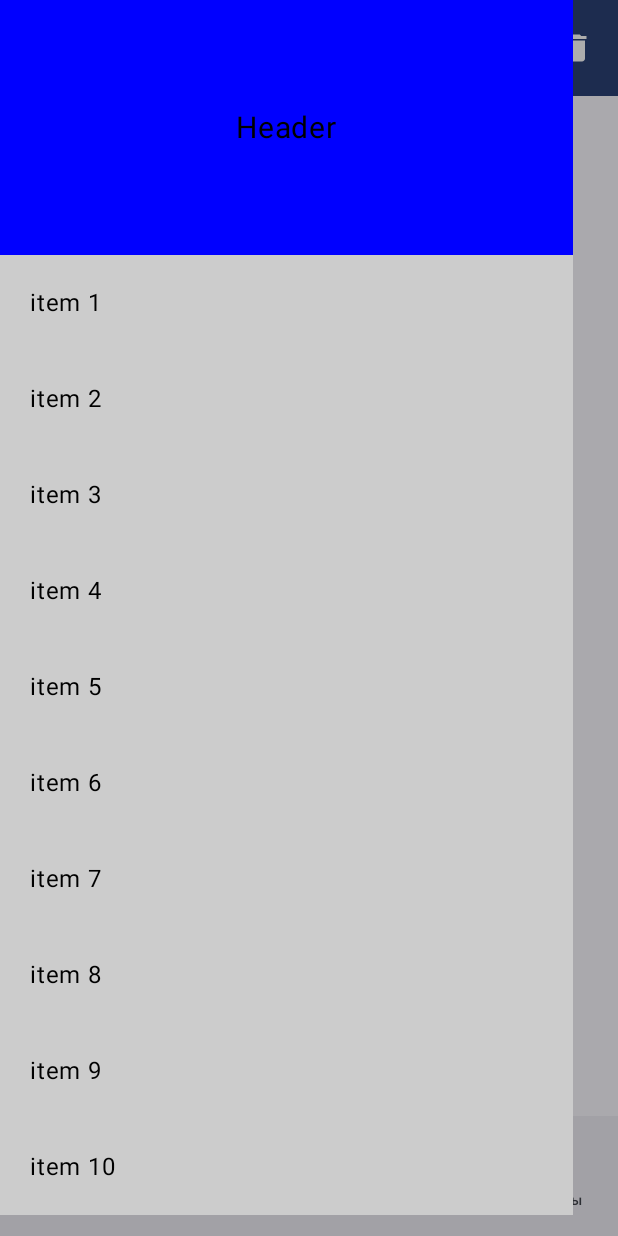
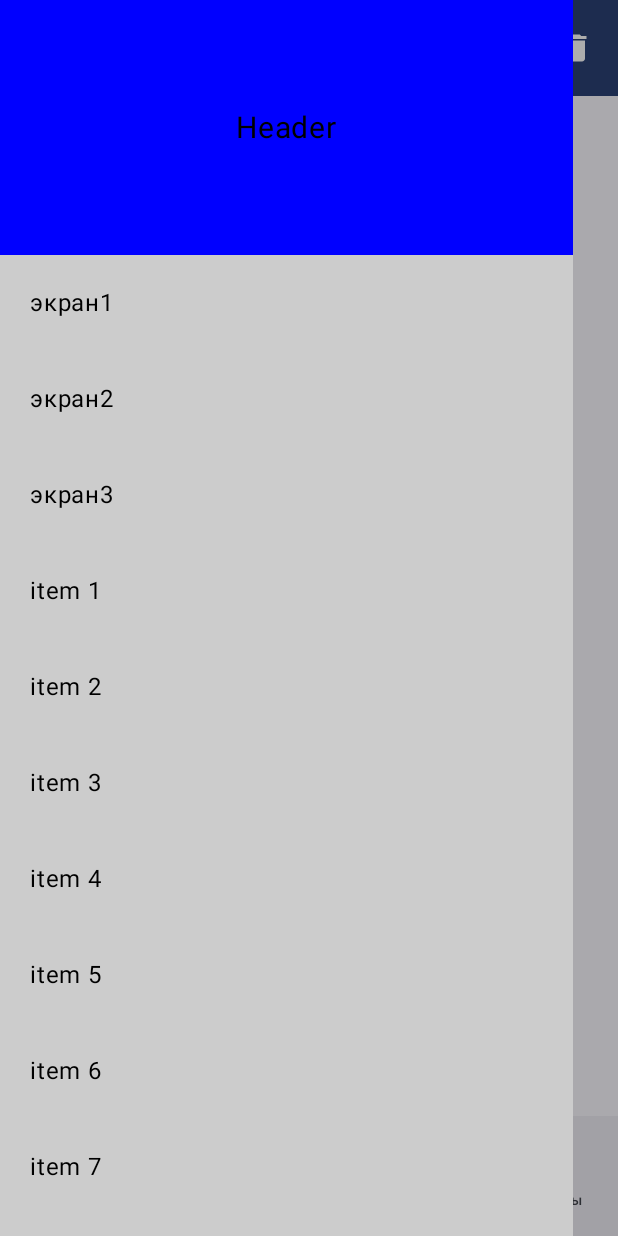
Before and after one commit to DevIsaev/Jetpack_Compose_Learning, an Android app built with Jetpack Compose: the screen it shows after launch (MainActivity), after a tap on "Menu", on a phone screen of 412 x 824 dp. Run offline under Robolectric (Android 15) with nearby library versions, the phone set to English and light mode, and no system bars.

Commit message:
Пятый проект
Добавлены элементы у Drawer с навигацией

```diff
--- a/FifthProject/app/src/main/java/com/example/fifthproject/MainActivity.kt
+++ b/FifthProject/app/src/main/java/com/example/fifthproject/MainActivity.kt
@@ -59,7 +59,7 @@ class MainActivity : ComponentActivity() {
                         // Содержимое вашего Drawer
                         Column(Modifier.padding(end=30.dp)) {
                             DrawerNavigation(c)
-                            DrawerBody()
+                            DrawerBody(navController)
                         }
                     }
                 ) {
--- a/FifthProject/app/src/main/java/com/example/fifthproject/drawer/DrawerNavigation.kt
+++ b/FifthProject/app/src/main/java/com/example/fifthproject/drawer/DrawerNavigation.kt
@@ -17,6 +17,7 @@ import androidx.compose.ui.Modifier
 import androidx.compose.ui.graphics.Color
 import androidx.compose.ui.unit.dp
 import androidx.compose.ui.unit.sp
+import androidx.navigation.NavController
 import com.example.fifthproject.MainActivity
 
 @Composable
@@ -27,12 +28,24 @@ fun DrawerNavigation(c: Color) {
 }
 
 @Composable
-fun DrawerBody(){
-    LazyColumn(Modifier.fillMaxWidth().background(Color.LightGray),) {
-        items(10){
-            Text("item ${it+1}", Modifier.fillMaxWidth().clickable{
+fun DrawerBody(navController: NavController){
 
-            }.padding(20.dp))
+    Column(Modifier.fillMaxWidth().background(Color.LightGray),) {
+        Text("экран1", Modifier.fillMaxWidth().clickable {
+            navController.navigate("экран1")
+        }.padding(20.dp))
+        Text("экран2", Modifier.fillMaxWidth().clickable {
+            navController.navigate("экран2")
+        }.padding(20.dp))
+        Text("экран3", Modifier.fillMaxWidth().clickable {
+            navController.navigate("экран3")
+        }.padding(20.dp))
+        LazyColumn(Modifier.fillMaxWidth().background(Color.LightGray),) {
+            items(10) {
+                Text("item ${it + 1}", Modifier.fillMaxWidth().clickable {
+
+                }.padding(20.dp))
+            }
         }
     }
 }
```
